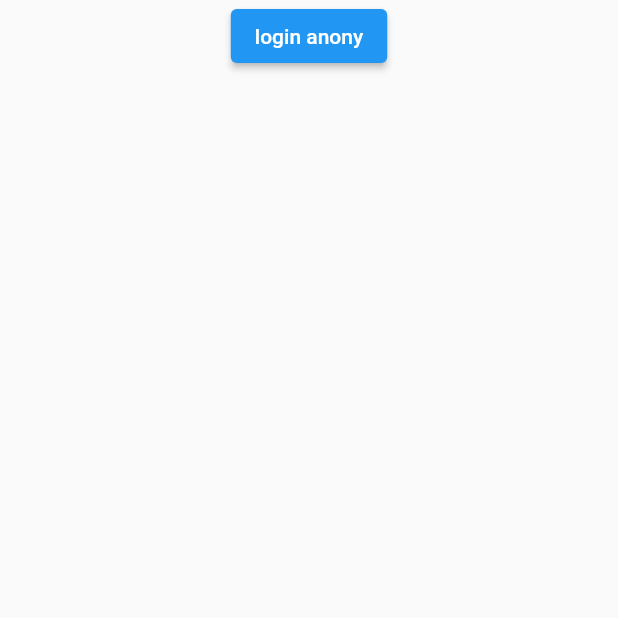
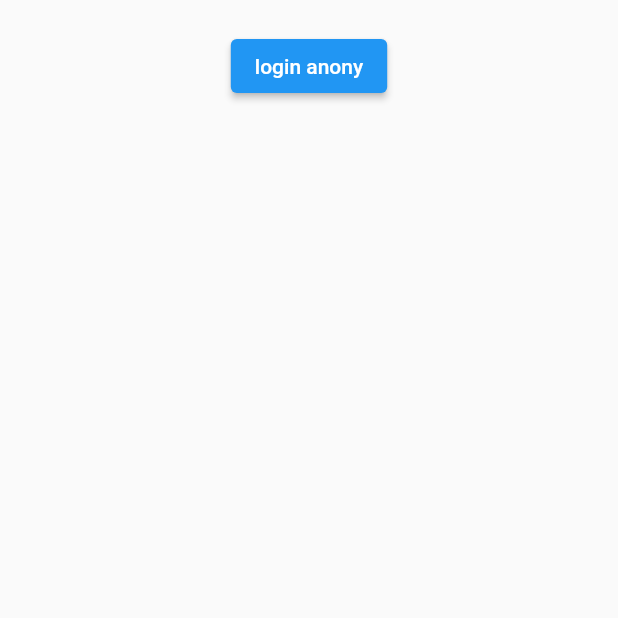
Before and after one commit to Yassin-H-Rassul/Flutter-Job-Board-App, a Flutter app: the screen it shows after launch, after a tap on "login anony", on a phone screen of 412 x 824 dp, the top half of it. Run offline on Flutter 3.47's test engine with Material 2 defaults, Android fonts, the light colour scheme and no system bars; our stand-ins replace cloud_firestore, firebase_auth, firebase_core; accounts and stored records are empty.

```diff
--- a/lib/screens/homescreen.dart
+++ b/lib/screens/homescreen.dart
@@ -1,6 +1,7 @@
 import 'package:flutter/material.dart';
 import 'package:provider/provider.dart';
 import 'package:team_game_job_board/services/authService.dart';
+import 'package:team_game_job_board/services/firebase_helper.dart';
 
 class homeScreen extends StatefulWidget {
   homeScreen({Key? key}) : super(key: key);
@@ -13,19 +14,24 @@ class _homeScreenState extends State<homeScreen> {
   @override
   Widget build(BuildContext context) {
     return Scaffold(
-      body: Column(
+      body: Padding(
+        padding: const EdgeInsets.all(20.0),
+        child: Column(
           children: [
             Center(
               child: ElevatedButton(
                 onPressed: () {
-                Provider.of<AuthService>(context, listen: false)
-                    .signInAnonymously();
+                  // Provider.of<AuthService>(context, listen: false)
+                  //     .signInAnonymously();
+                  // final FirebaseHelper help = FirebaseHelper();
+                  // help.likeIncrement(docId: "Ml3ba6fpba3JYEI2GDkl");
                 },
                 child: Text("login anony"),
               ),
             ),
           ],
         ),
+      ),
     );
   }
 }
```
Also changed, not shown: lib/services/firebase_helper.dart (+18 -0 lines). Lines whose indentation alone changed are shown as unchanged.
